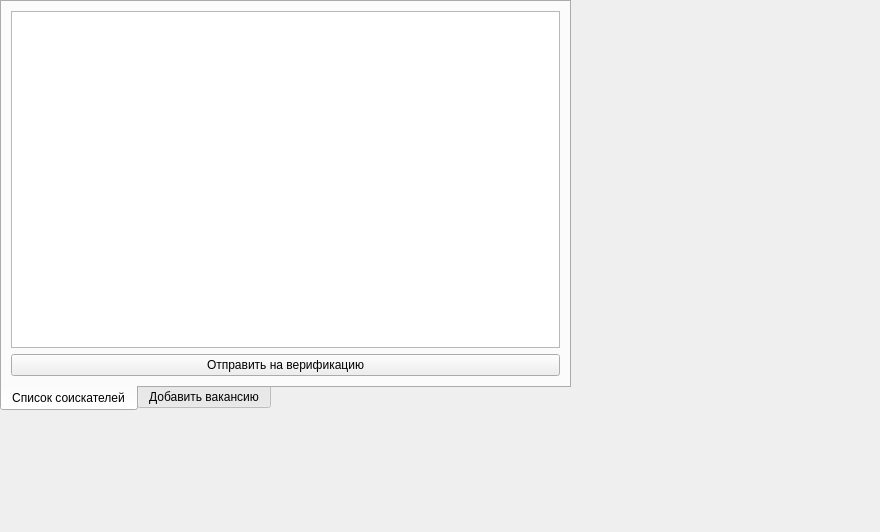
Before: the Qt Designer form employerwindow.ui in Ximeron/Kursova, drawn with Qt 5.
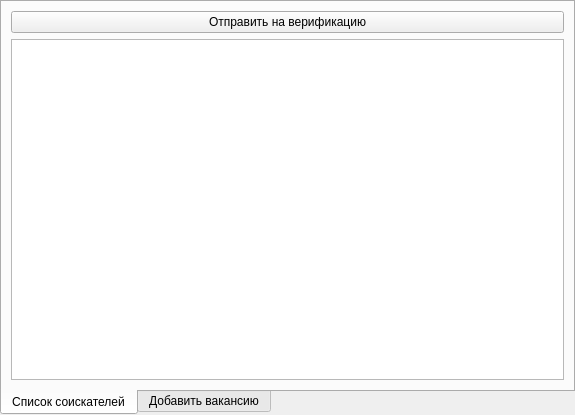
After: the same form once the commit is applied.

What changed in the file:
```diff
--- a/employerwindow.ui
+++ b/employerwindow.ui
@@ -6,10 +6,22 @@
    <rect>
     <x>0</x>
     <y>0</y>
-    <width>880</width>
-    <height>532</height>
+    <width>575</width>
+    <height>415</height>
    </rect>
   </property>
+  <property name="minimumSize">
+   <size>
+    <width>575</width>
+    <height>415</height>
+   </size>
+  </property>
+  <property name="maximumSize">
+   <size>
+    <width>575</width>
+    <height>415</height>
+   </size>
+  </property>
   <property name="windowTitle">
    <string>Form</string>
   </property>
@@ -18,10 +30,22 @@
     <rect>
      <x>0</x>
      <y>0</y>
-     <width>571</width>
-     <height>411</height>
+     <width>575</width>
+     <height>415</height>
     </rect>
    </property>
+   <property name="minimumSize">
+    <size>
+     <width>575</width>
+     <height>415</height>
+    </size>
+   </property>
+   <property name="maximumSize">
+    <size>
+     <width>575</width>
+     <height>415</height>
+    </size>
+   </property>
    <property name="tabPosition">
     <enum>QTabWidget::TabPosition::South</enum>
    </property>
@@ -33,9 +57,6 @@
      <string>Список соискателей</string>
     </attribute>
     <layout class="QGridLayout" name="gridLayout">
-     <item row="0" column="0">
-      <widget class="QTableWidget" name="employertableWidget"/>
-     </item>
      <item row="1" column="0">
       <widget class="QPushButton" name="moveToActsButton">
        <property name="text">
@@ -43,6 +64,9 @@
        </property>
       </widget>
      </item>
+     <item row="2" column="0">
+      <widget class="QTableWidget" name="employertableWidget"/>
+     </item>
     </layout>
    </widget>
    <widget class="QWidget" name="tab_2">
```
